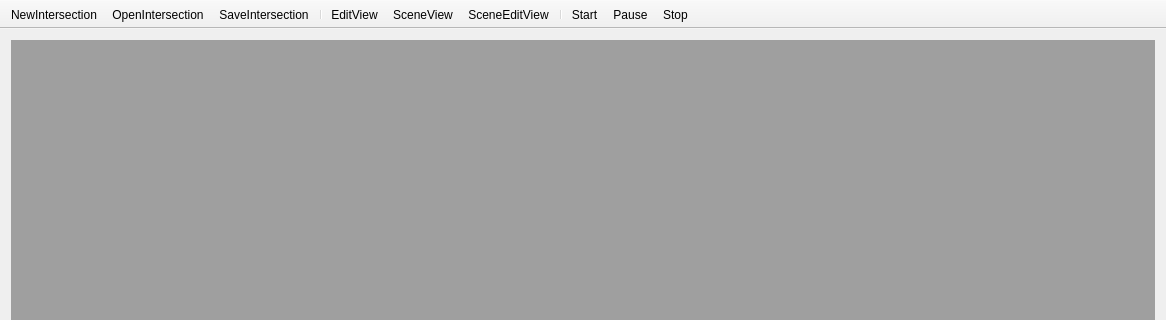
The window that MainWindow.ui (dpietruchowski/smart-intersections) describes before a commit, drawn with Qt 5; both pictures show x 0 to 1166 and y 0 to 320 of the 1166 by 798 pixel window.
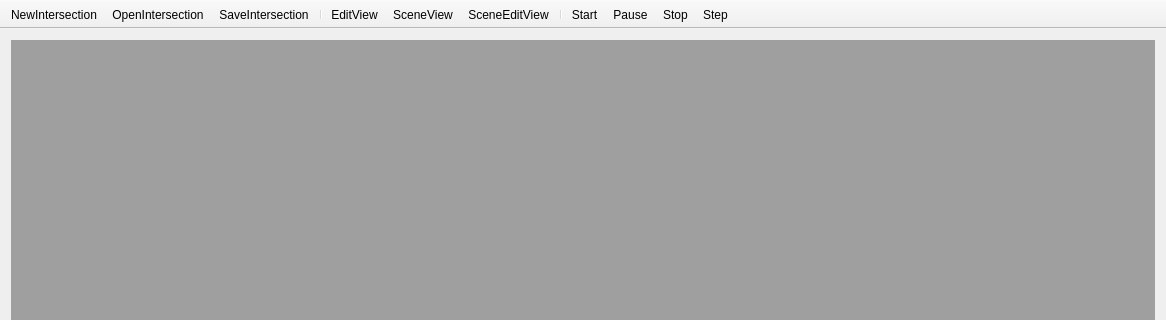
The same window after the commit. Icons and pictures are not drawn.

Diff of the .ui file:
```diff
--- a/MainWindow.ui
+++ b/MainWindow.ui
@@ -57,6 +57,7 @@
    <addaction name="actionStart"/>
    <addaction name="actionPause"/>
    <addaction name="actionStop"/>
+   <addaction name="actionStep"/>
   </widget>
   <action name="actionNewIntersection">
    <property name="icon">
@@ -148,6 +149,15 @@
     <string>SceneEditView</string>
    </property>
   </action>
+  <action name="actionStep">
+   <property name="icon">
+    <iconset resource="icons.qrc">
+     <normaloff>:/toolbutton/icons/Step.svg</normaloff>:/toolbutton/icons/Step.svg</iconset>
+   </property>
+   <property name="text">
+    <string>Step</string>
+   </property>
+  </action>
  </widget>
  <layoutdefault spacing="6" margin="11"/>
  <resources>
```
